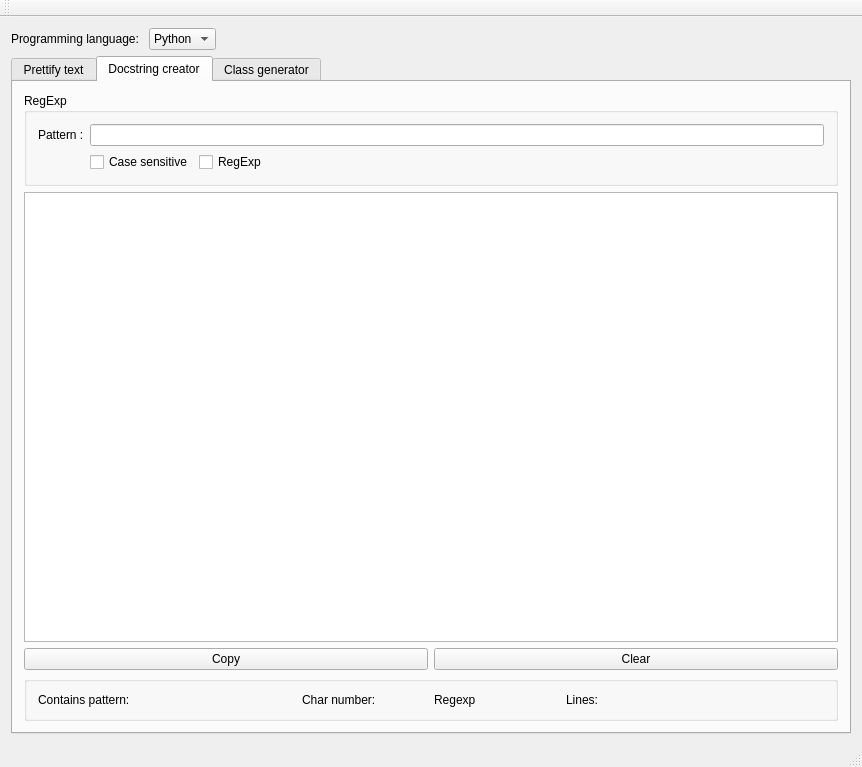
The window that CodeHelper/mainwindow.ui (matthiaszeller/CodeHelper) describes before a commit, drawn with Qt 5.
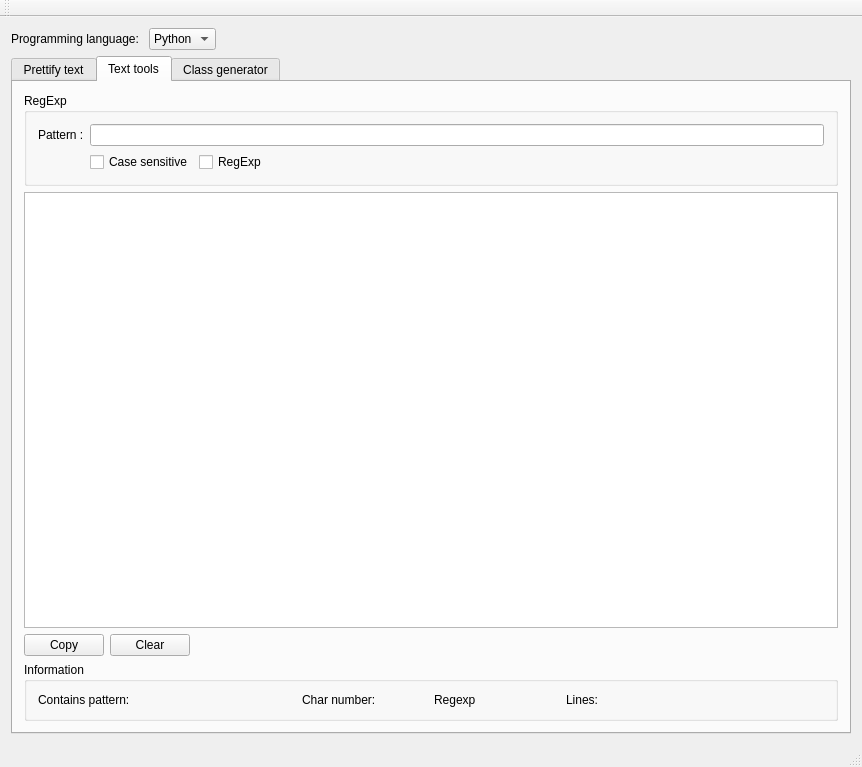
The same window after the commit.

Commit message: finished text tools

Diff of the .ui file:
```diff
--- a/CodeHelper/mainwindow.ui
+++ b/CodeHelper/mainwindow.ui
@@ -282,7 +282,7 @@
       </widget>
       <widget class="QWidget" name="tab_4">
        <attribute name="title">
-        <string>Docstring creator</string>
+        <string>Text tools</string>
        </attribute>
        <layout class="QVBoxLayout" name="verticalLayout_5">
         <item>
@@ -350,12 +350,25 @@
             </property>
            </widget>
           </item>
+          <item>
+           <spacer name="horizontalSpacer_5">
+            <property name="orientation">
+             <enum>Qt::Horizontal</enum>
+            </property>
+            <property name="sizeHint" stdset="0">
+             <size>
+              <width>40</width>
+              <height>20</height>
+             </size>
+            </property>
+           </spacer>
+          </item>
          </layout>
         </item>
         <item>
          <widget class="QGroupBox" name="groupBox_2">
           <property name="title">
-           <string/>
+           <string>Information</string>
           </property>
           <layout class="QGridLayout" name="gridLayout">
            <item row="0" column="5">
```
The commit also changes 2 other files.
